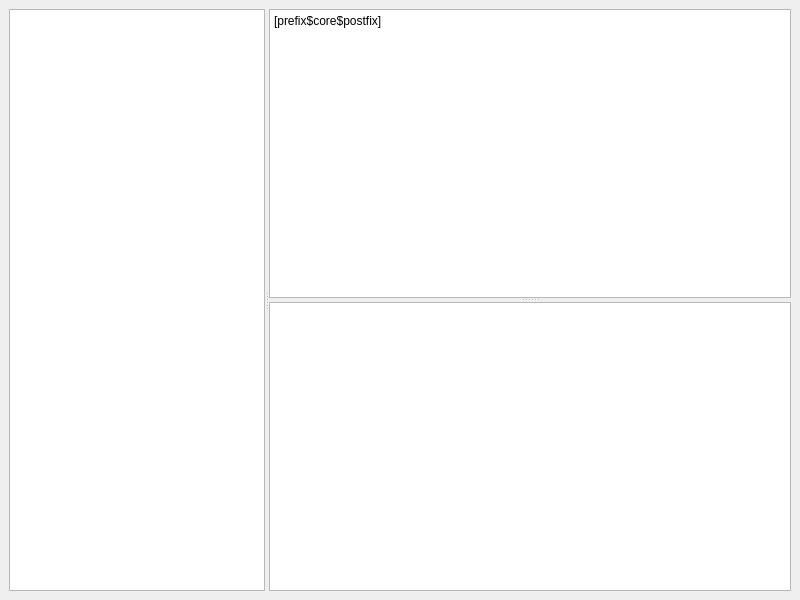
Old version of the form freepad/plugins/mainwindowplugin/mainwindow.ui in the repository FreeHealth/freehealth.
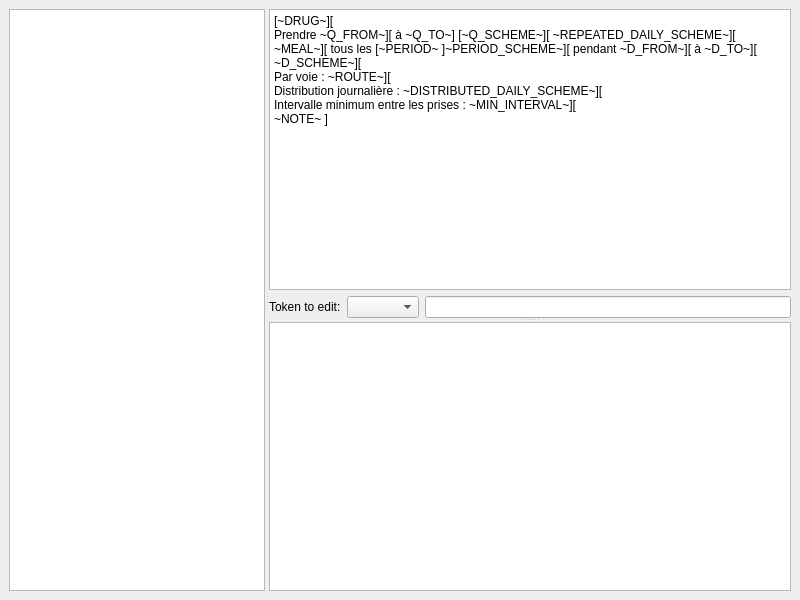
New version of the form.

Commit message: better example + better highlight

```diff
--- a/freepad/plugins/mainwindowplugin/mainwindow.ui
+++ b/freepad/plugins/mainwindowplugin/mainwindow.ui
@@ -11,7 +11,7 @@
    </rect>
   </property>
   <widget class="QWidget" name="centralwidget">
-   <layout class="QGridLayout" name="gridLayout">
+   <layout class="QGridLayout" name="gridLayout_2">
     <item row="0" column="0">
      <widget class="QSplitter" name="splitter_2">
       <property name="orientation">
@@ -35,6 +35,12 @@
        <property name="orientation">
         <enum>Qt::Vertical</enum>
        </property>
+       <widget class="QWidget" name="widget" native="true">
+        <layout class="QGridLayout" name="gridLayout">
+         <property name="margin">
+          <number>0</number>
+         </property>
+         <item row="0" column="0">
        <widget class="QTextEdit" name="padTextEdit">
         <property name="sizePolicy">
          <sizepolicy hsizetype="Expanding" vsizetype="Expanding">
@@ -46,9 +52,34 @@
          <string>&lt;!DOCTYPE HTML PUBLIC &quot;-//W3C//DTD HTML 4.0//EN&quot; &quot;http://www.w3.org/TR/REC-html40/strict.dtd&quot;&gt;
 &lt;html&gt;&lt;head&gt;&lt;meta name=&quot;qrichtext&quot; content=&quot;1&quot; /&gt;&lt;style type=&quot;text/css&quot;&gt;
 p, li { white-space: pre-wrap; }
-&lt;/style&gt;&lt;/head&gt;&lt;body style=&quot; font-family:'Sans Serif'; font-size:9pt; font-weight:400; font-style:normal;&quot;&gt;
-&lt;p style=&quot; margin-top:0px; margin-bottom:0px; margin-left:0px; margin-right:0px; -qt-block-indent:0; text-indent:0px;&quot;&gt;[prefix$core$postfix]&lt;/p&gt;&lt;/body&gt;&lt;/html&gt;</string>
-        </property>
+&lt;/style&gt;&lt;/head&gt;&lt;body style=&quot; font-family:'Ubuntu'; font-size:9pt; font-weight:400; font-style:normal;&quot;&gt;
+&lt;p style=&quot; margin-top:0px; margin-bottom:0px; margin-left:0px; margin-right:0px; -qt-block-indent:0; text-indent:0px;&quot;&gt;&lt;span style=&quot; font-family:'Sans Serif';&quot;&gt;[~DRUG~][&lt;/span&gt;&lt;/p&gt;
+&lt;p style=&quot; margin-top:0px; margin-bottom:0px; margin-left:0px; margin-right:0px; -qt-block-indent:0; text-indent:0px;&quot;&gt;&lt;span style=&quot; font-family:'Sans Serif';&quot;&gt;Prendre ~Q_FROM~][ à ~Q_TO~] [~Q_SCHEME~][ ~REPEATED_DAILY_SCHEME~][ ~MEAL~][ tous les [~PERIOD~ ]~PERIOD_SCHEME~][ pendant ~D_FROM~][ à ~D_TO~][ ~D_SCHEME~][&lt;/span&gt;&lt;/p&gt;
+&lt;p style=&quot; margin-top:0px; margin-bottom:0px; margin-left:0px; margin-right:0px; -qt-block-indent:0; text-indent:0px;&quot;&gt;&lt;span style=&quot; font-family:'Sans Serif';&quot;&gt;Par voie : ~ROUTE~][&lt;/span&gt;&lt;/p&gt;
+&lt;p style=&quot; margin-top:0px; margin-bottom:0px; margin-left:0px; margin-right:0px; -qt-block-indent:0; text-indent:0px;&quot;&gt;&lt;span style=&quot; font-family:'Sans Serif';&quot;&gt;Distribution journalière : ~DISTRIBUTED_DAILY_SCHEME~][&lt;/span&gt;&lt;/p&gt;
+&lt;p style=&quot; margin-top:0px; margin-bottom:0px; margin-left:0px; margin-right:0px; -qt-block-indent:0; text-indent:0px;&quot;&gt;&lt;span style=&quot; font-family:'Sans Serif';&quot;&gt;Intervalle minimum entre les prises : ~MIN_INTERVAL~][&lt;/span&gt;&lt;/p&gt;
+&lt;p style=&quot; margin-top:0px; margin-bottom:0px; margin-left:0px; margin-right:0px; -qt-block-indent:0; text-indent:0px;&quot;&gt;&lt;span style=&quot; font-family:'Sans Serif';&quot;&gt;~NOTE~ ]&lt;/span&gt;&lt;/p&gt;&lt;/body&gt;&lt;/html&gt;</string>
+           </property>
+          </widget>
+         </item>
+         <item row="1" column="0">
+          <layout class="QHBoxLayout" name="horizontalLayout">
+           <item>
+            <widget class="QLabel" name="labelToken">
+             <property name="text">
+              <string>Token to edit:</string>
+             </property>
+            </widget>
+           </item>
+           <item>
+            <widget class="QComboBox" name="comboBoxToken"/>
+           </item>
+           <item>
+            <widget class="QLineEdit" name="lineEditToken"/>
+           </item>
+          </layout>
+         </item>
+        </layout>
        </widget>
        <widget class="QTextEdit" name="previewTextEdit">
         <property name="frameShadow">
```
Lines whose indentation alone changed are shown as unchanged. The commit also changes 2 other files.
